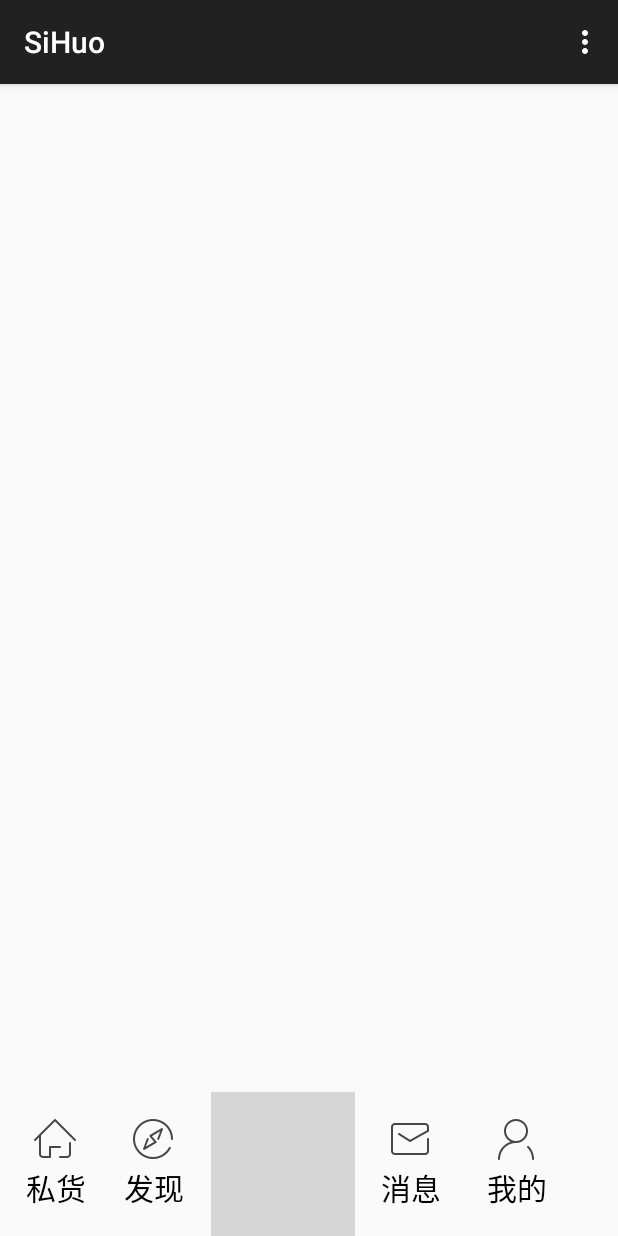
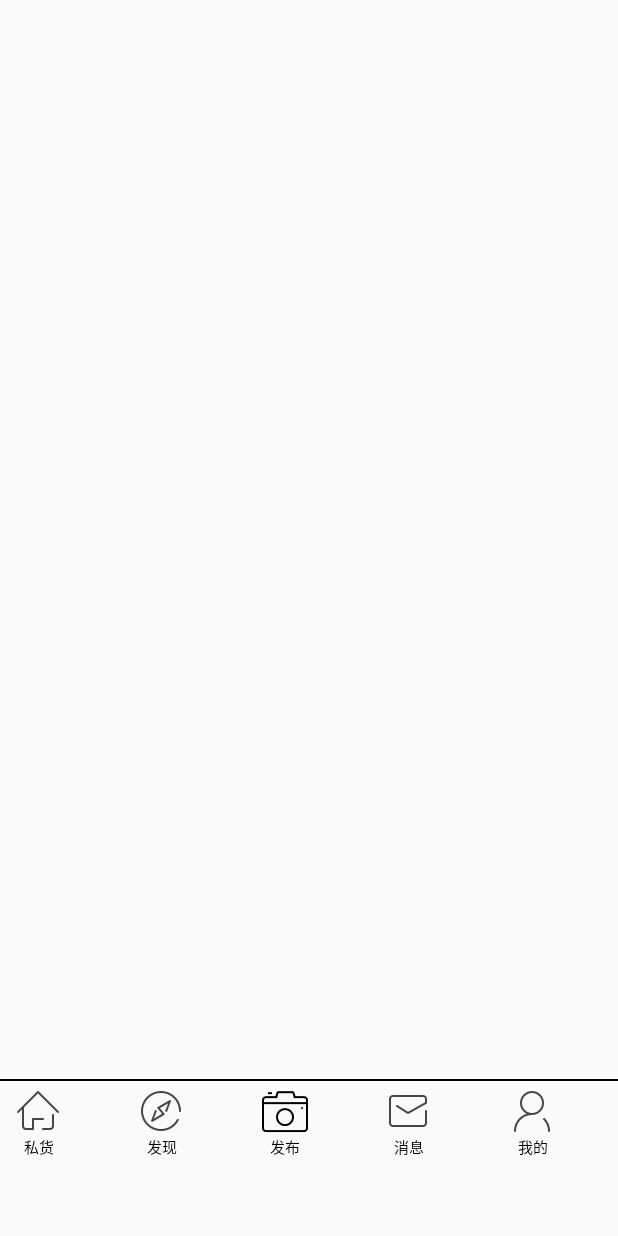
Before and after one commit to TimeknightFFF/SiHuo, an Android app: the screen it shows after launch (MainActivity), on a phone screen of 412 x 824 dp. Run offline under Robolectric (Android 15) with nearby library versions, the phone set to English and light mode, and no system bars; grey boxes are pictures that could not be loaded.

Commit message:
一次编写

```diff
--- a/app/src/main/java/com/sunshine/sihuo/MainActivity.java
+++ b/app/src/main/java/com/sunshine/sihuo/MainActivity.java
@@ -1,39 +1,55 @@
 package com.sunshine.sihuo;
 
-import android.support.v7.app.ActionBarActivity;
+import android.support.v4.app.Fragment;
+import android.support.v4.app.FragmentActivity;
 import android.os.Bundle;
-import android.view.Menu;
-import android.view.MenuItem;
+import android.support.v4.app.FragmentManager;
+import android.support.v4.app.FragmentTransaction;
+import android.widget.RadioGroup;
+
+import com.sunshine.sihuo.fragments.FindFragment;
 
 
-public class MainActivity extends ActionBarActivity {
+public class MainActivity extends FragmentActivity implements RadioGroup.OnCheckedChangeListener {
 
+    private RadioGroup radioGroup;
     @Override
     protected void onCreate(Bundle savedInstanceState) {
         super.onCreate(savedInstanceState);
         setContentView(R.layout.activity_main);
-    }
 
+        radioGroup= ((RadioGroup) findViewById(R.id.main_radio));
 
-    @Override
-    public boolean onCreateOptionsMenu(Menu menu) {
-        // Inflate the menu; this adds items to the action bar if it is present.
-        getMenuInflater().inflate(R.menu.menu_main, menu);
-        return true;
+        // 点击监听
+        radioGroup.setOnCheckedChangeListener(this);
     }
 
     @Override
-    public boolean onOptionsItemSelected(MenuItem item) {
-        // Handle action bar item clicks here. The action bar will
-        // automatically handle clicks on the Home/Up button, so long
-        // as you specify a parent activity in AndroidManifest.xml.
-        int id = item.getItemId();
+    public void onCheckedChanged(RadioGroup group, int checkedId) {
+        switch (checkedId){
+            case R.id.main_radio01:
 
-        //noinspection SimplifiableIfStatement
-        if (id == R.id.action_settings) {
-            return true;
+                break;
+            case R.id.main_radio02:
+                addFragment(new FindFragment());
+                break;
+            case R.id.main_radio03:
+                break;
+            case R.id.main_radio04:
+                break;
+            case R.id.main_radio05:
+                break;
         }
+    }
 
-        return super.onOptionsItemSelected(item);
+    /**
+     * 代码加载Fragment
+     */
+    public void addFragment(Fragment fragment){
+
+        FragmentManager manager = getSupportFragmentManager();
+        FragmentTransaction transaction = manager.beginTransaction();
+        transaction.replace(R.id.main_container,fragment);
+        transaction.commit();
     }
 }
--- a/app/src/main/res/layout/activity_main.xml
+++ b/app/src/main/res/layout/activity_main.xml
@@ -1,13 +1,20 @@
 <LinearLayout xmlns:android="http://schemas.android.com/apk/res/android"
-    xmlns:tools="http://schemas.android.com/tools" android:layout_width="match_parent"
+    xmlns:tools="http://schemas.android.com/tools"
+    android:layout_width="match_parent"
     android:layout_height="match_parent"
-    android:orientation="vertical"
-    >
+    android:orientation="vertical">
+
     <LinearLayout
+        android:id="@+id/main_container"
         android:layout_width="match_parent"
         android:layout_height="0dp"
-            android:layout_weight="7">
-            </LinearLayout>
+        android:layout_weight="7"
+        android:orientation="vertical"></LinearLayout>
+
+    <View
+        android:layout_width="match_parent"
+        android:layout_height="1dp"
+        android:background="#ff000000"/>
     <LinearLayout
         android:id="@+id/linearLayout2"
         android:layout_width="match_parent"
@@ -15,60 +22,47 @@
         android:layout_weight="1"
         android:orientation="horizontal"
         android:layout_below="@+id/linearLayout1">
+
         <RadioGroup
+            android:id="@+id/main_radio"
             android:layout_width="match_parent"
             android:layout_height="match_parent"
             android:orientation="horizontal">
+
             <RadioButton
-                   android:layout_width="55dp"
-                   android:layout_height="65dp"
+                android:id="@+id/main_radio01"
+                style="@style/RadioButtonStyle"
                 android:drawableTop="@drawable/sihuo_radio_button"
                 android:text="私货"
-                   android:textSize="20sp"
-                   android:button="@null"
-                   android:layout_marginLeft="10dp"
-                   android:gravity="center"
                 />
+
             <RadioButton
-                   android:layout_width="55dp"
-                   android:layout_height="65dp"
+                android:id="@+id/main_radio02"
+                style="@style/RadioButtonStyle"
                 android:drawableTop="@drawable/find_radio_button"
                 android:text="发现"
-                   android:textSize="20sp"
-                   android:button="@null"
-                   android:layout_marginLeft="10dp"
-                   android:gravity="center"
+                android:layout_marginRight="10dp"
                 />
+
             <RadioButton
-                   android:layout_width="wrap_content"
-                   android:layout_height="wrap_content"
-                   android:background="@drawable/home_tab_sell_bg"
+                android:id="@+id/main_radio03"
+                style="@style/RadioButtonStyle"
                 android:drawableTop="@drawable/home_tab_sell_off"
                 android:text="发布"
-                   android:textSize="20sp"
-                   android:button="@null"
-                   android:layout_marginLeft="10dp"
-                   android:gravity="center"
                 />
+
             <RadioButton
-                   android:layout_width="55dp"
-                   android:layout_height="65dp"
+                android:id="@+id/main_radio04"
+                style="@style/RadioButtonStyle"
                 android:drawableTop="@drawable/message_radio_button"
                 android:text="消息"
-                   android:textSize="20sp"
-                   android:button="@null"
-                   android:layout_marginLeft="10dp"
-                   android:gravity="center"
                 />
+
             <RadioButton
-                   android:layout_width="55dp"
-                   android:layout_height="65dp"
+                android:id="@+id/main_radio05"
+                style="@style/RadioButtonStyle"
                 android:drawableTop="@drawable/mine_radio_button"
                 android:text="我的"
-                   android:textSize="20sp"
-                   android:button="@null"
-                   android:layout_marginLeft="15dp"
-                   android:gravity="center"
                 />
         </RadioGroup>
     </LinearLayout>
--- a/app/src/main/res/values/styles.xml
+++ b/app/src/main/res/values/styles.xml
@@ -5,4 +5,14 @@
         <!-- Customize your theme here. -->
     </style>
 
+    <style name="RadioButtonStyle" >
+        <item name="android:layout_width">0dp</item>
+        <item name="android:layout_weight">1</item>
+        <item name="android:layout_height">match_parent</item>
+        <item name="android:textSize">10sp</item>
+        <item name="android:button">@null</item>
+        <item name="android:paddingRight">30dp</item>
+        <item name="android:gravity">center_horizontal</item>
+        <item name="android:layout_margin">4dp</item>
+    </style>
 </resources>
```
Also changed, not shown: app/src/main/java/com/sunshine/sihuo/fragments/FindFragment.java (added, +48 -0 lines), app/src/main/java/com/sunshine/sihuo/views/MyGridView.java (added, +31 -0 lines), app/src/main/res/layout/find.xml (+63 -5 lines), app/src/main/res/drawable-hdpi/home_tab_sell_bg.9.png (deleted). Lines whose indentation alone changed are shown as unchanged.
